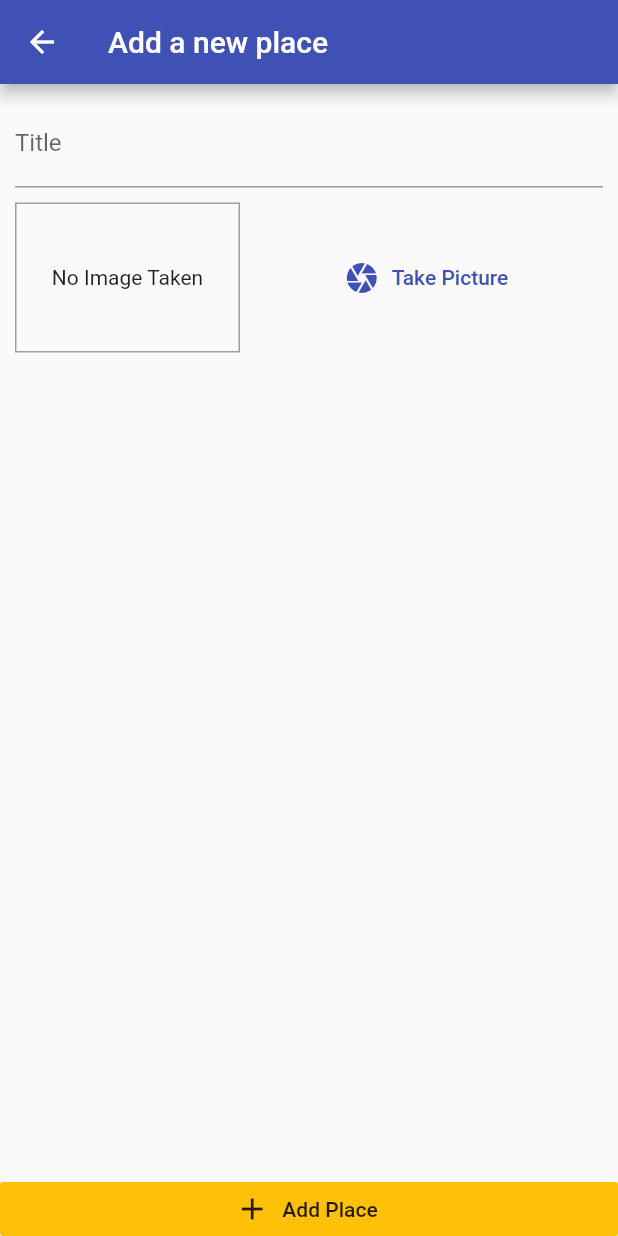
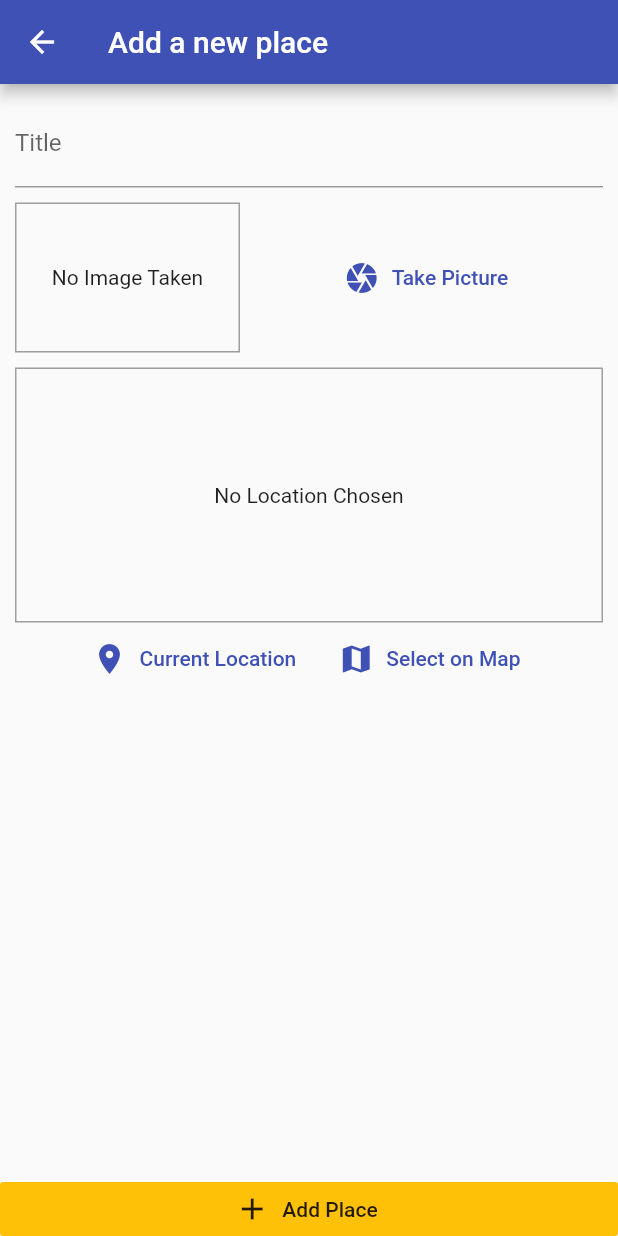
Before and after one commit to gm1357/great_places, a Flutter app: the AddPlaceScreen screen opened by its route, on a phone screen of 412 x 824 dp. Run offline on Flutter 3.47's test engine with Material 2 defaults, Android fonts, the phone set to English and light mode, and no system bars; our stand-ins replace image_picker, location, sqflite; accounts and stored records are empty.

Commit message:
Começado a implementação do input de localização

```diff
--- a/lib/screens/add_place_screen.dart
+++ b/lib/screens/add_place_screen.dart
@@ -3,6 +3,7 @@ import 'dart:io';
 import 'package:flutter/material.dart';
 import 'package:provider/provider.dart';
 
+import '../widgets/location_input.dart';
 import '../widgets/image_input.dart';
 import '../providers/great_places.dart';
 
@@ -53,6 +54,8 @@ class _AddPlaceScreenState extends State<AddPlaceScreen> {
                     ),
                     SizedBox(height: 10),
                     ImageInput(_selectImage),
+                    SizedBox(height: 10),
+                    LocationInput(),
                   ],
                 ),
               ),
--- /dev/null
+++ b/lib/widgets/location_input.dart
@@ -0,0 +1,63 @@
+import 'package:flutter/material.dart';
+import 'package:location/location.dart';
+
+class LocationInput extends StatefulWidget {
+  @override
+  _LocationInputState createState() => _LocationInputState();
+}
+
+class _LocationInputState extends State<LocationInput> {
+  String _previewImageUrl;
+
+  Future<void> _getCurrentUserLocation() async {
+    final locData = await Location().getLocation();
+    print(locData.latitude);
+    print(locData.longitude);
+  }
+
+  @override
+  Widget build(BuildContext context) {
+    return Column(
+      children: <Widget>[
+        Container(
+          height: 170,
+          width: double.infinity,
+          alignment: Alignment.center,
+          decoration: BoxDecoration(
+            border: Border.all(
+              width: 1,
+              color: Colors.grey,
+            ),
+          ),
+          child: _previewImageUrl == null
+              ? Text(
+                  'No Location Chosen',
+                  textAlign: TextAlign.center,
+                )
+              : Image.network(
+                  _previewImageUrl,
+                  fit: BoxFit.cover,
+                  width: double.infinity,
+                ),
+        ),
+        Row(
+          mainAxisAlignment: MainAxisAlignment.center,
+          children: <Widget>[
+            FlatButton.icon(
+              icon: Icon(Icons.location_on),
+              label: Text('Current Location'),
+              textColor: Theme.of(context).primaryColor,
+              onPressed: _getCurrentUserLocation,
+            ),
+            FlatButton.icon(
+              icon: Icon(Icons.map),
+              label: Text('Select on Map'),
+              textColor: Theme.of(context).primaryColor,
+              onPressed: () {},
+            ),
+          ],
+        )
+      ],
+    );
+  }
+}
--- a/pubspec.yaml
+++ b/pubspec.yaml
@@ -28,6 +28,7 @@ dependencies:
   path_provider: ^1.6.11
   path: ^1.6.4
   sqflite: ^1.3.1
+  location: ^3.0.2
 
 
   # The following adds the Cupertino Icons font to your application.
```
Also changed, not shown: pubspec.lock.
